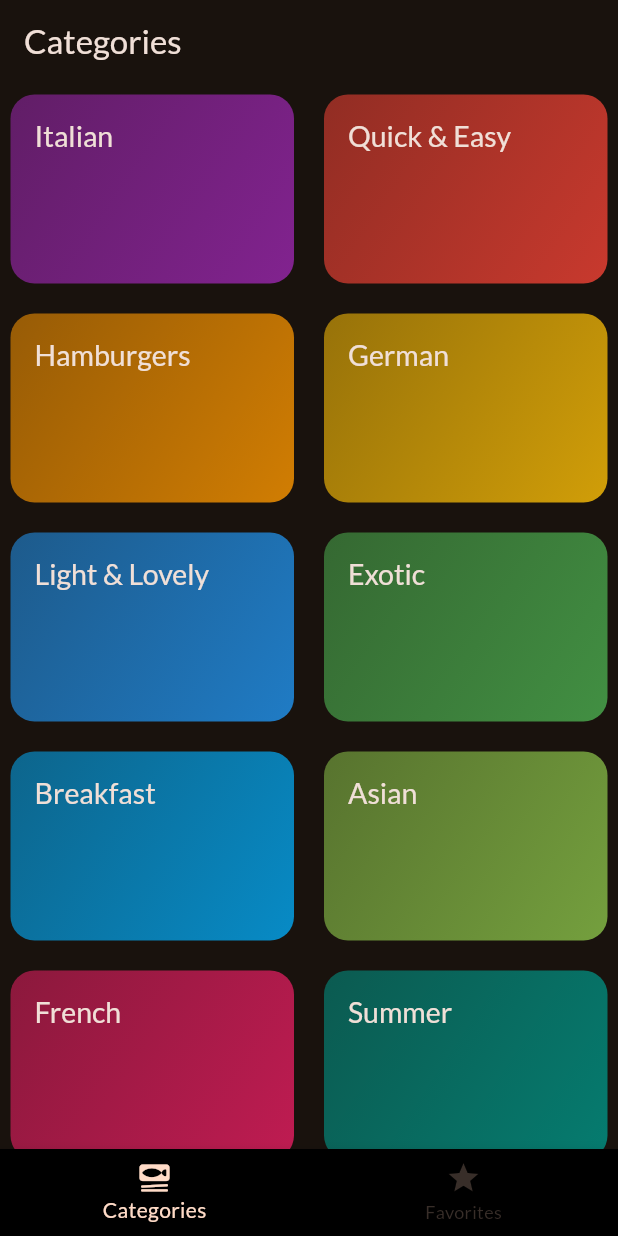
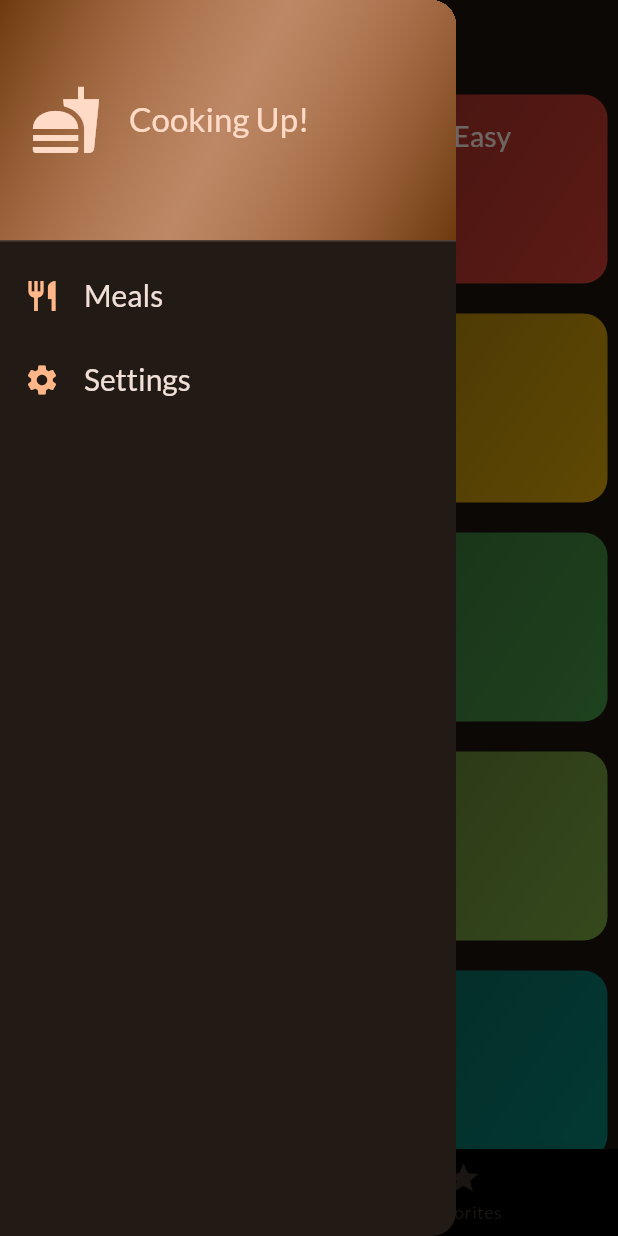
Before and after one commit to Nevelin-W/meals_app, a Flutter app: the screen it shows after launch, with the side drawer open (before the commit the screen has no drawer), on a phone screen of 412 x 824 dp. Run offline on Flutter 3.47's test engine with Material 3 defaults, Android fonts, the phone set to English and light mode, and no system bars; our stand-ins replace google_fonts, transparent_image.

Commit message:
drawer added

```diff
--- a/lib/screens/tabs.dart
+++ b/lib/screens/tabs.dart
@@ -2,6 +2,7 @@ import 'package:flutter/material.dart';
 import 'package:meals_app/screens/categories.dart';
 import 'package:meals_app/screens/meals.dart';
 import 'package:meals_app/models/meal.dart';
+import 'package:meals_app/widgets/main_drawer.dart';
 
 class TabsScreen extends StatefulWidget {
   const TabsScreen({super.key});
@@ -28,10 +29,10 @@ class _TabsScreenState extends State<TabsScreen> {
     setState(() {
       if (_favoriteMeals.contains(meal)) {
         _favoriteMeals.remove(meal);
-        _showInfoMessage('${meal.title} has been removed from favorites');
+        _showInfoMessage('${meal.title} removed from favorites');
       } else {
         _favoriteMeals.add(meal);
-        _showInfoMessage('${meal.title} has been added to favorites');
+        _showInfoMessage('${meal.title} marked as favorite');
       }
     });
   }
@@ -61,6 +62,7 @@ class _TabsScreenState extends State<TabsScreen> {
       appBar: AppBar(
         title: Text(activePageTitle),
       ),
+      drawer: MainDrawer(),
       body: activePage,
       bottomNavigationBar: BottomNavigationBar(
         onTap: _selectPage,
--- /dev/null
+++ b/lib/widgets/main_drawer.dart
@@ -0,0 +1,78 @@
+import 'package:flutter/material.dart';
+
+class MainDrawer extends StatelessWidget {
+  const MainDrawer({
+    super.key,
+  });
+
+  @override
+  Widget build(BuildContext context) {
+    return Drawer(
+      child: Column(
+        children: [
+          DrawerHeader(
+            padding: const EdgeInsets.all(20),
+            decoration: BoxDecoration(
+              gradient: LinearGradient(
+                colors: [
+                  Theme.of(context).colorScheme.primaryContainer,
+                  Theme.of(context).colorScheme.primary.withOpacity(0.7),
+                  Theme.of(context).colorScheme.primaryContainer,
+                ],
+                begin: Alignment.topLeft,
+                end: Alignment.bottomRight,
+              ),
+            ),
+            child: Row(
+              children: [
+                Icon(
+                  Icons.fastfood,
+                  size: 48,
+                  color: Theme.of(context).colorScheme.onPrimaryContainer,
+                ),
+                const SizedBox(width: 18),
+                Text(
+                  'Cooking Up!',
+                  style: Theme.of(context).textTheme.titleLarge!.copyWith(
+                        color:
+                            Theme.of(context).colorScheme.onSecondaryContainer,
+                      ),
+                ),
+              ],
+            ),
+          ),
+          ListTile(
+            leading: Icon(
+              Icons.restaurant,
+              size: 24,
+              color: Theme.of(context).colorScheme.primary,
+            ),
+            title: Text(
+              'Meals',
+              style: Theme.of(context).textTheme.titleLarge!.copyWith(
+                    color: Theme.of(context).colorScheme.onSurface,
+                    fontSize: 20,
+                  ),
+            ),
+            onTap: () {},
+          ),
+          ListTile(
+            leading: Icon(
+              Icons.settings,
+              size: 24,
+              color: Theme.of(context).colorScheme.primary,
+            ),
+            title: Text(
+              'Settings',
+              style: Theme.of(context).textTheme.titleLarge!.copyWith(
+                    color: Theme.of(context).colorScheme.onSurface,
+                    fontSize: 20,
+                  ),
+            ),
+            onTap: () {},
+          )
+        ],
+      ),
+    );
+  }
+}
```
